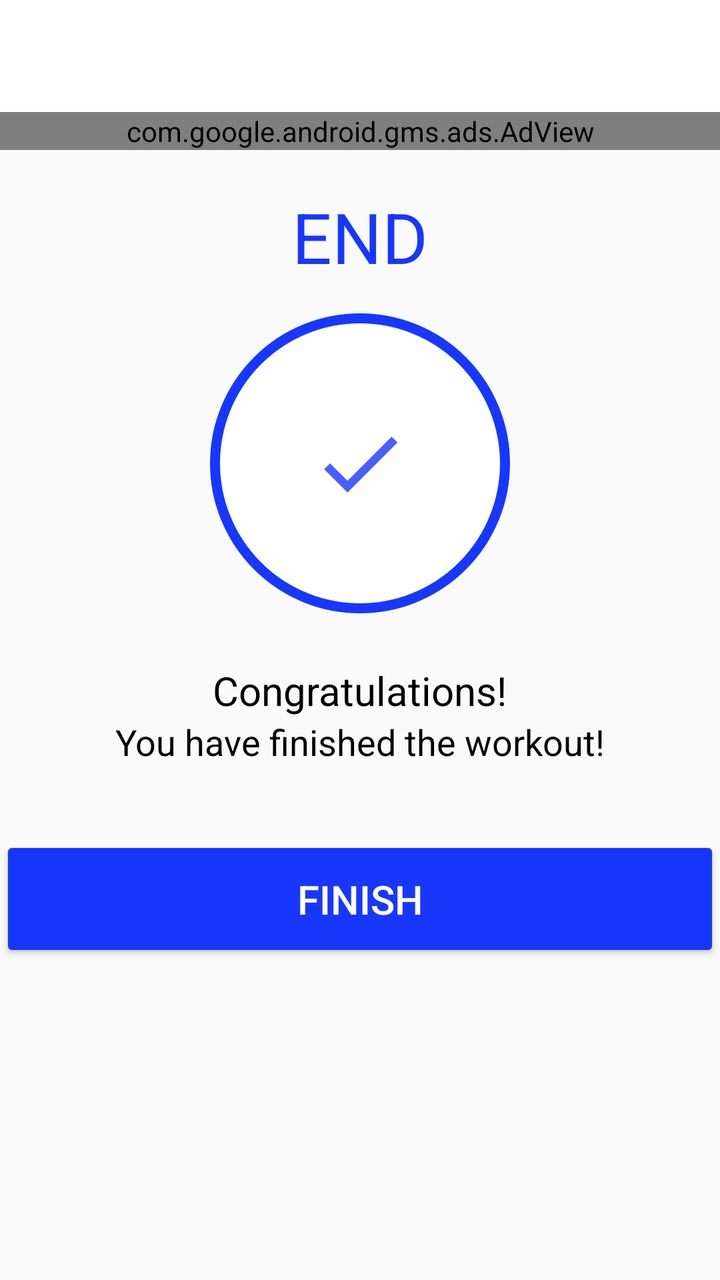
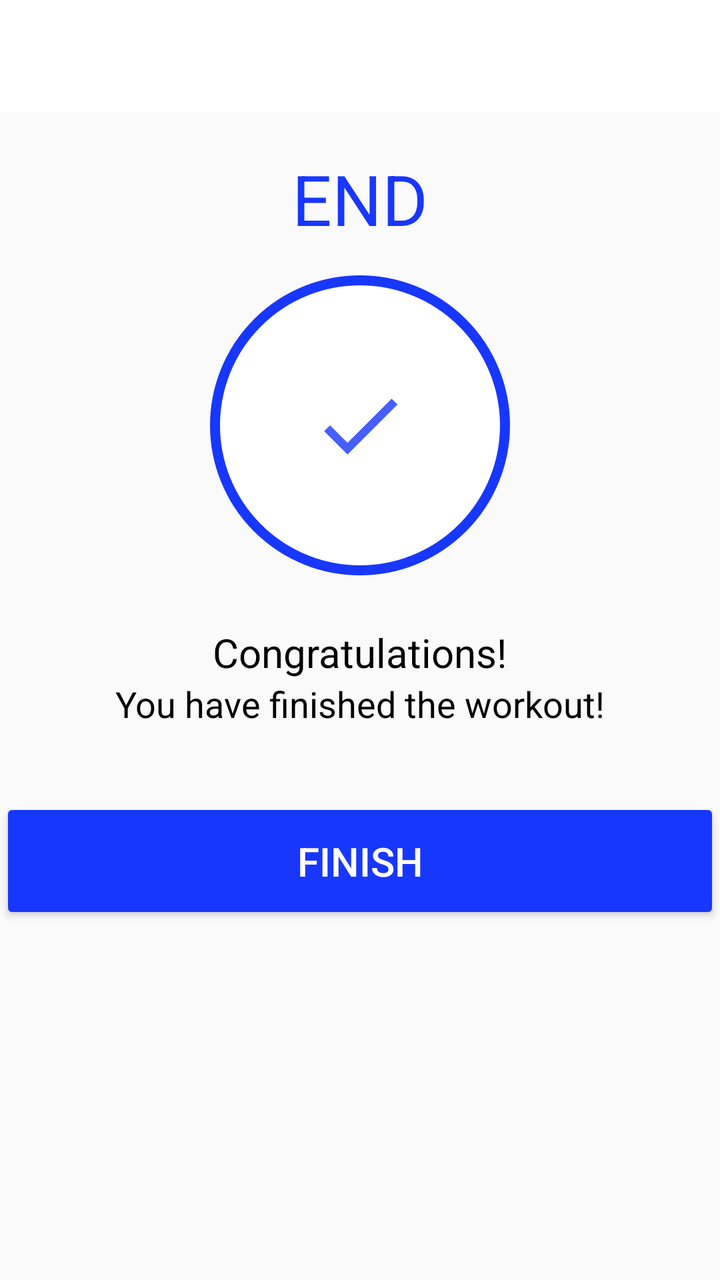

An Android layout rendered at two revisions. The XML below is the earlier revision; the diff shows what the commit changed to produce the second picture.
<!-- AndroidManifest.xml: activity theme Theme.AppCompat.Light.NoActionBar -->
<!-- res/layout/activity_finish.xml -->
<?xml version="1.0" encoding="utf-8"?>
<LinearLayout xmlns:android="http://schemas.android.com/apk/res/android"
    xmlns:app="http://schemas.android.com/apk/res-auto"
    xmlns:tools="http://schemas.android.com/tools"
    android:layout_width="match_parent"
    android:layout_height="match_parent"
    android:orientation="vertical"
    android:gravity="center_horizontal"
    tools:context=".activities.FinishActivity">

    <androidx.appcompat.widget.Toolbar
        android:id="@+id/toolbar_finish_activity"
        android:layout_width="match_parent"
        android:layout_height="?android:attr/actionBarSize"
        android:background="@color/white"/>

    <com.google.android.gms.ads.AdView
        android:id="@+id/adViewBMI"
        android:layout_width="match_parent"
        android:layout_height="wrap_content"
        app:adSize="BANNER"
        app:adUnitId="ca-app-pub-4193581455913262/4352037347"
        />

    <TextView
        android:id="@+id/tvEnd"
        android:layout_width="wrap_content"
        android:layout_height="wrap_content"
        android:layout_marginTop="20dp"
        android:text="END"
        android:textColor="@color/blue_accent"
        android:textSize="35sp"/>

    <LinearLayout
        android:layout_width="150dp"
        android:layout_height="150dp"
        android:layout_marginTop="15dp"
        android:background="@drawable/item_circular_color_accent_border"
        android:gravity="center">

        <ImageView
            android:layout_width="50dp"
            android:layout_height="50dp"
            android:contentDescription="@string/image"
            android:src="@drawable/ic_icon_done"/>

    </LinearLayout>

    <TextView
        android:layout_width="wrap_content"
        android:layout_height="wrap_content"
        android:layout_marginTop="25dp"
        android:text="@string/congratulations"
        android:textColor="@color/black"
        android:textSize="20sp"/>

    <TextView
        android:layout_width="wrap_content"
        android:layout_height="wrap_content"
        android:text="@string/you_have_finished_the_workout"
        android:textColor="@color/black"
        android:textSize="18sp"/>

    <Button
        android:id="@+id/btnFinish"
        android:layout_width="match_parent"
        android:layout_height="63dp"
        android:layout_gravity="bottom"
        android:layout_marginTop="35dp"
        android:backgroundTint="@color/blue_accent"
        android:text="@string/finish"
        android:textColor="@color/white"
        android:textSize="20sp" />


</LinearLayout>
<!-- resources referenced by this layout -->
<resources>
  <color name="black">#FF000000</color>
  <color name="blue_accent">#1837fd</color>
  <color name="white">#FFFFFFFF</color>
  <!-- drawable ic_icon_done (drawable) -->
  <?xml version="1.0" encoding="utf-8"?>
  <vector xmlns:android="http://schemas.android.com/apk/res/android"
      android:width="24dp"
      android:height="24dp"
      android:viewportWidth="24"
      android:viewportHeight="24"
      android:tint="#1837fd"
      android:alpha="0.8">
      <path
          android:fillColor="#FF000000"
          android:pathData="M9,16.2L4.8,12l-1.4,1.4L9,19 21,7l-1.4,-1.4L9,16.2z"/>
  </vector>
  <!-- drawable item_circular_color_accent_border (drawable) -->
  <?xml version="1.0" encoding="utf-8"?>
  <shape xmlns:android="http://schemas.android.com/apk/res/android"
      android:shape="oval">
      <stroke android:width="5dp"
          android:color="@color/blue_accent"/>
      <solid android:color="@color/white"/>
  
  </shape>
  <string name="congratulations">Congratulations!</string>
  <string name="finish">FINISH</string>
  <string name="image">Home image</string>
  <string name="you_have_finished_the_workout">You have finished the workout!</string>
</resources>

<!-- the commit's change to res/layout/activity_finish.xml (unified diff, before → after) -->
@@ -13,14 +13,6 @@
         android:layout_width="match_parent"
         android:layout_height="?android:attr/actionBarSize"
         android:background="@color/white"/>
-
-    <com.google.android.gms.ads.AdView
-        android:id="@+id/adViewBMI"
-        android:layout_width="match_parent"
-        android:layout_height="wrap_content"
-        app:adSize="BANNER"
-        app:adUnitId="ca-app-pub-4193581455913262/4352037347"
-        />
 
     <TextView
         android:id="@+id/tvEnd"
